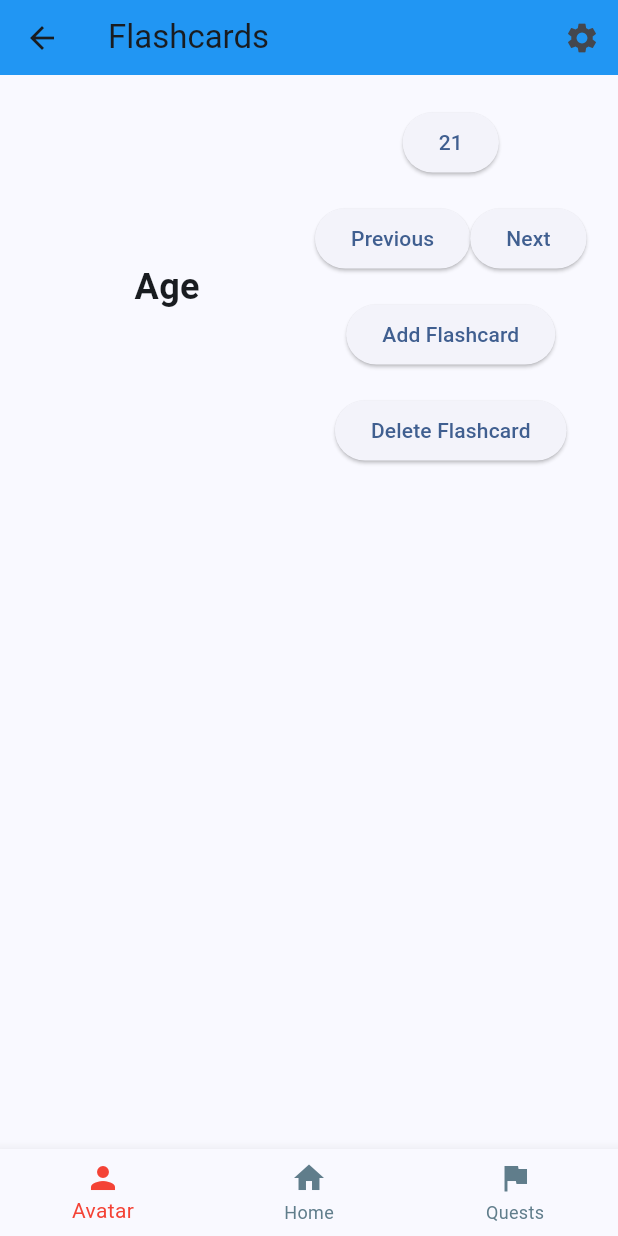
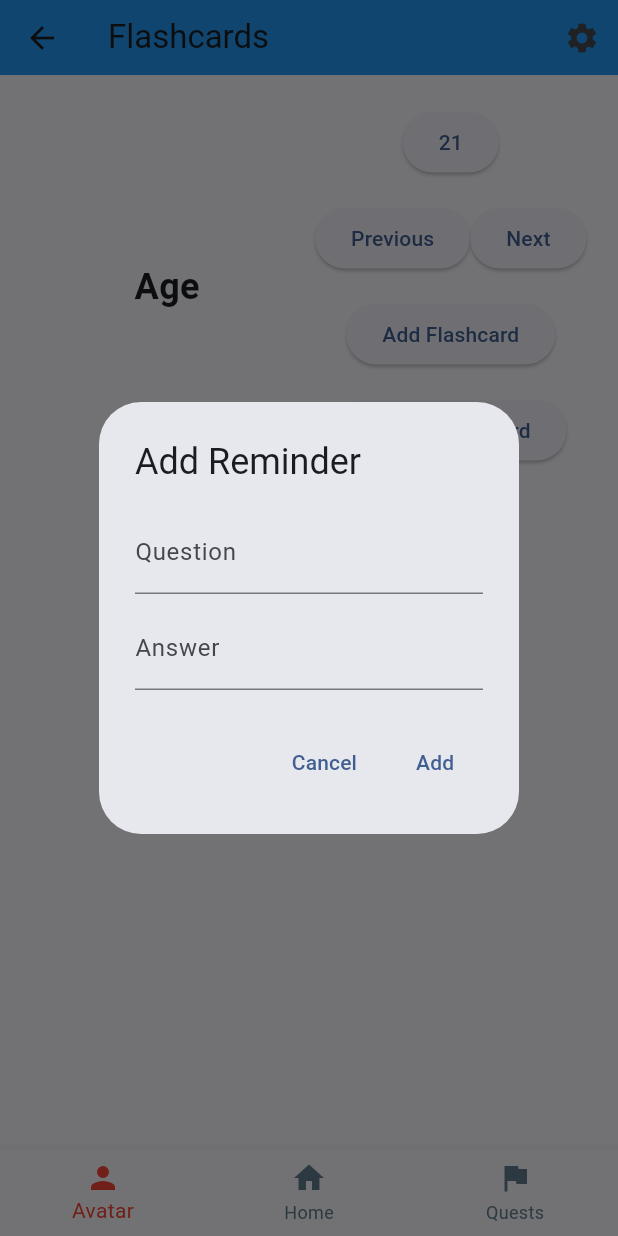
Before and after one commit to Jay-Davis-191/BrainBlitz-Flutter, a Flutter app: the FlashcardScreen screen opened by its route, after a tap on "Show Answer", after a tap on "Next", after a tap on "Add Flashcard", on a phone screen of 412 x 824 dp. Run offline on Flutter 3.47's test engine with Material 3 defaults, Android fonts, the phone set to English and light mode, and no system bars.

Commit message:
Add Flashcard pop-up functionality finished
Add Flashcard pop-up window is finished and successfully adds flashcards and checks if the answer field is empty

```diff
--- a/student_helper_flutter/lib/screens/screen_flashcard.dart
+++ b/student_helper_flutter/lib/screens/screen_flashcard.dart
@@ -46,6 +46,63 @@ class _FlashcardScreenState extends State<FlashcardScreen> {
     }
   }
 
+  void _showAddFlashcardDialog() {
+    TextEditingController questionController = TextEditingController();
+    TextEditingController answerController = TextEditingController();
+
+    showDialog(
+      context: context,
+      builder: (BuildContext context) {
+        return AlertDialog(
+          title: Text('Add Reminder'),
+          content: Column(
+            mainAxisSize: MainAxisSize.min,
+            children: [
+              TextFormField(
+                controller: questionController,
+                decoration: InputDecoration(labelText: 'Question'),
+              ),
+              SizedBox(height: 8.0),
+              TextFormField(
+                controller: answerController,
+                decoration: InputDecoration(labelText: 'Answer'),
+              ),
+            ],
+          ),
+            actions: [
+              TextButton(
+                child: Text('Cancel'),
+                onPressed: () {
+                  Navigator.of(context).pop();
+                },
+              ),
+              TextButton(
+                child: Text('Add'),
+                onPressed: () {
+                  if (answerController.text.isNotEmpty) {
+                  setState(() {
+                      flashcards.add({
+                        'question': questionController.text,
+                        'answer': answerController.text,
+                      });
+
+                    });
+                    Navigator.of(context).pop();  // Close the dialog
+                  } else {
+                    ScaffoldMessenger.of(context).showSnackBar(SnackBar(
+                      content: Text('You must provide an answer'),
+                    ));
+                  }
+                },
+              ),
+            ],
+          );
+        },
+      );
+    }
+
+
+
   void _addFlashcard() {
     setState(() {
       flashcards.add({
@@ -73,7 +130,7 @@ class _FlashcardScreenState extends State<FlashcardScreen> {
       answerText: flashcards[currentIndex]['answer']!,
       onNext: _goToNextFlashcard,
       onPrevious: _goToPreviousFlashcard,
-      onAddFlashcards: _addFlashcard,
+      onAddFlashcards: _showAddFlashcardDialog,
       onDeleteFlashcards: _deleteFlashcard,
       )
       ],
```
